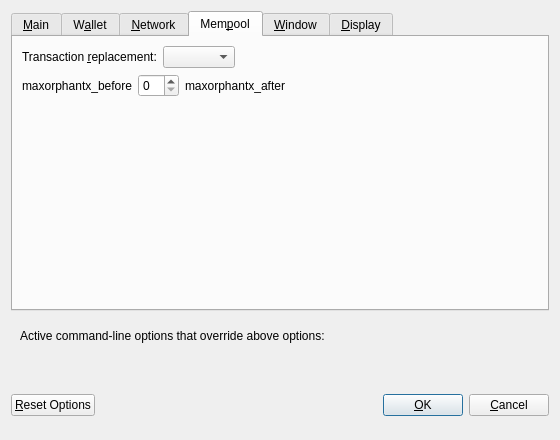
First picture: the form in src/qt/forms/optionsdialog.ui, repository bitcoincore-dev/bitcoin-2001-863168-294116-d812cf1189, before the edit.
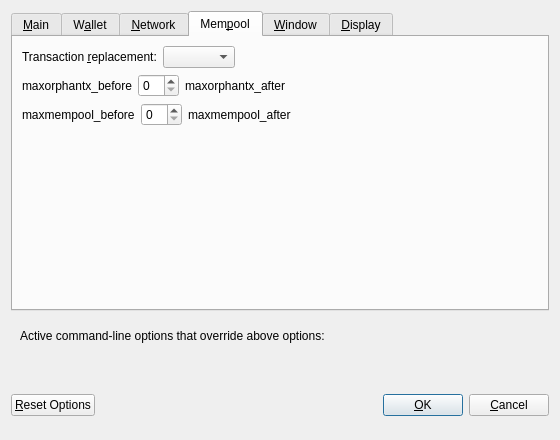
Second picture: the form after the edit. The open tabs and pages were chosen to show the change. Custom widgets are drawn as their Qt base class.

Commit message: Qt/Options: Configure maxmempool using rwconf

What changed in the file:
```diff
--- a/src/qt/forms/optionsdialog.ui
+++ b/src/qt/forms/optionsdialog.ui
@@ -637,6 +637,52 @@
          </item>
         </layout>
        </item>
+       <item>
+        <layout class="QHBoxLayout" name="horizontalLayout_Mempool_maxmempool">
+         <item>
+          <widget class="QLabel" name="maxmempoolLabel_before">
+           <property name="text">
+            <string notr="true">maxmempool_before</string>
+           </property>
+           <property name="textFormat">
+            <enum>Qt::PlainText</enum>
+           </property>
+           <property name="buddy">
+            <cstring>maxmempool</cstring>
+           </property>
+          </widget>
+         </item>
+         <item>
+          <widget class="QSpinBox" name="maxmempool"/>
+         </item>
+         <item>
+          <widget class="QLabel" name="maxmempoolLabel_after">
+           <property name="text">
+            <string notr="true">maxmempool_after</string>
+           </property>
+           <property name="textFormat">
+            <enum>Qt::PlainText</enum>
+           </property>
+           <property name="buddy">
+            <cstring>maxmempool</cstring>
+           </property>
+          </widget>
+         </item>
+         <item>
+          <spacer name="horizontalSpacer_Mempool_maxmempool">
+           <property name="orientation">
+            <enum>Qt::Horizontal</enum>
+           </property>
+           <property name="sizeHint" stdset="0">
+            <size>
+             <width>40</width>
+             <height>20</height>
+            </size>
+           </property>
+          </spacer>
+         </item>
+        </layout>
+       </item>
        <item>
         <spacer name="verticalSpacer_Mempool">
          <property name="orientation">
```
The commit also changes 7 other files.
